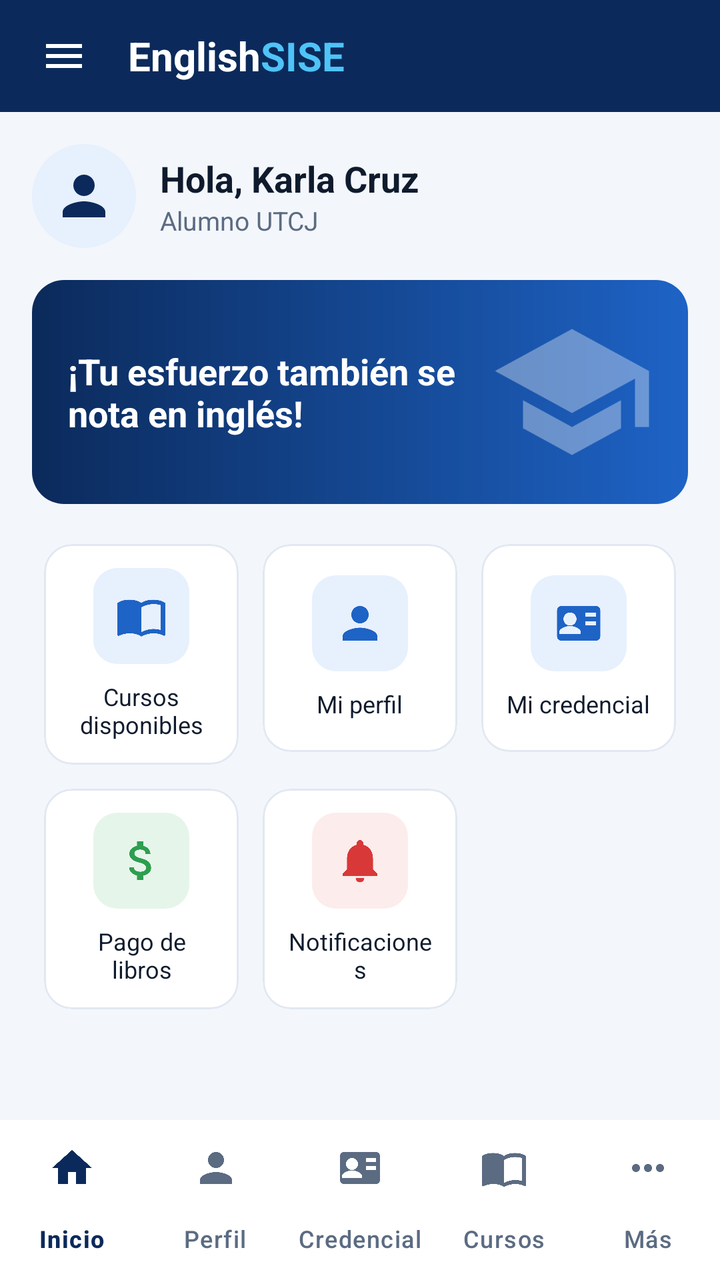
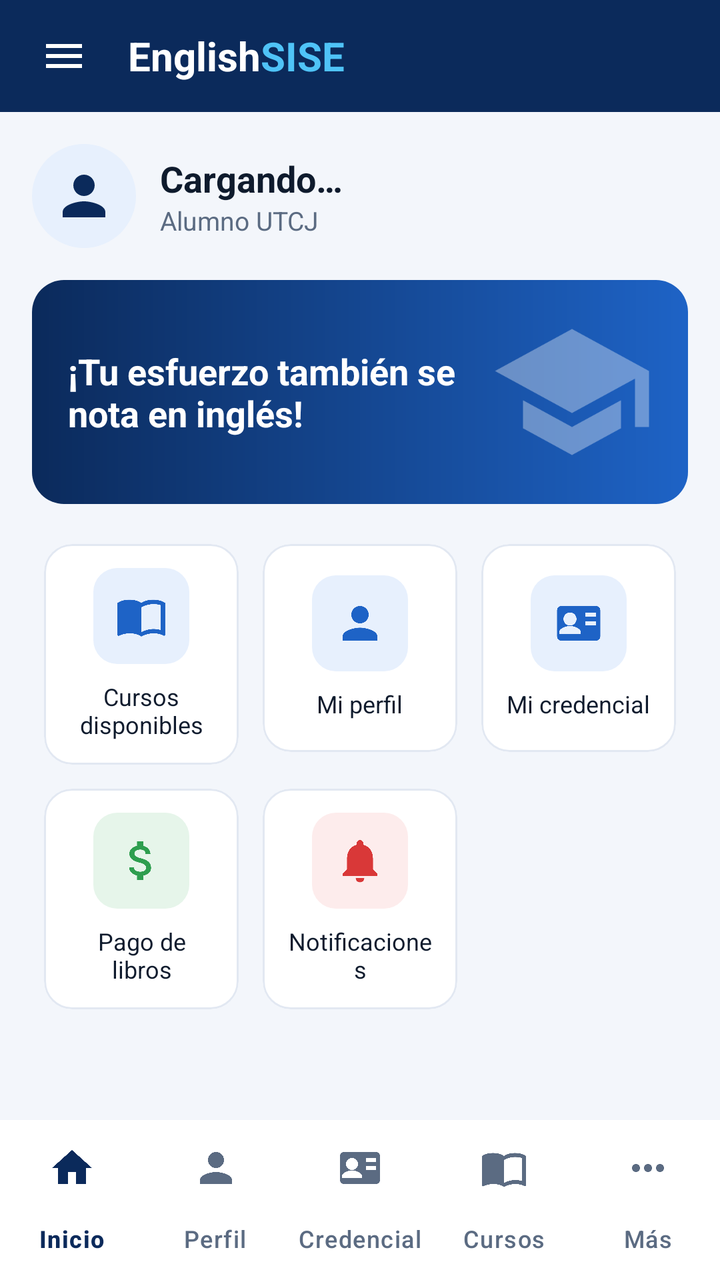

Two renders of the same Android screen: before a commit and after it. Below are the layout's source before the change and the commit's diff.
<!-- AndroidManifest.xml: application theme Theme.EnglishSISE -->
<!-- res/layout/activity_inicio_alumno_utcj.xml -->
<?xml version="1.0" encoding="utf-8"?>
<LinearLayout xmlns:android="http://schemas.android.com/apk/res/android"
    xmlns:app="http://schemas.android.com/apk/res-auto"
    xmlns:tools="http://schemas.android.com/tools"
    android:id="@+id/main"
    android:layout_width="match_parent"
    android:layout_height="match_parent"
    android:background="@color/sise_navy"
    android:orientation="vertical"
    tools:context=".InicioAlumnoUtcjActivity">

    
    <LinearLayout
        android:layout_width="match_parent"
        android:layout_height="56dp"
        android:gravity="center_vertical"
        android:orientation="horizontal"
        android:paddingHorizontal="8dp">

        <ImageButton
            android:id="@+id/btnMenu"
            android:layout_width="48dp"
            android:layout_height="48dp"
            android:background="?attr/selectableItemBackgroundBorderless"
            android:contentDescription="@string/menu"
            android:src="@drawable/ic_menu"
            app:tint="@color/white" />

        <TextView
            android:layout_width="wrap_content"
            android:layout_height="wrap_content"
            android:layout_marginStart="8dp"
            android:text="@string/logo_englishsise"
            android:textColor="@color/white"
            android:textSize="20sp"
            android:textStyle="bold" />
    </LinearLayout>

    <ScrollView
        android:layout_width="match_parent"
        android:layout_height="0dp"
        android:layout_weight="1"
        android:background="@color/sise_background">

        <LinearLayout
            android:layout_width="match_parent"
            android:layout_height="wrap_content"
            android:orientation="vertical"
            android:padding="16dp">

            
            <LinearLayout
                android:layout_width="match_parent"
                android:layout_height="wrap_content"
                android:gravity="center_vertical"
                android:orientation="horizontal">

                <ImageView
                    android:layout_width="52dp"
                    android:layout_height="52dp"
                    android:background="@drawable/bg_icono_circular"
                    android:backgroundTint="@color/tile_blue_bg"
                    android:importantForAccessibility="no"
                    android:padding="10dp"
                    android:src="@drawable/ic_person"
                    app:tint="@color/sise_navy" />

                <LinearLayout
                    android:layout_width="wrap_content"
                    android:layout_height="wrap_content"
                    android:layout_marginStart="12dp"
                    android:orientation="vertical">

                    <TextView
                        android:id="@+id/txtSaludo"
                        android:layout_width="wrap_content"
                        android:layout_height="wrap_content"
                        android:text="@string/saludo_ejemplo"
                        android:textColor="@color/sise_text_primary"
                        android:textSize="18sp"
                        android:textStyle="bold" />

                    <TextView
                        android:layout_width="wrap_content"
                        android:layout_height="wrap_content"
                        android:text="@string/perfil_alumno_utcj"
                        android:textColor="@color/sise_text_secondary"
                        android:textSize="13sp" />
                </LinearLayout>
            </LinearLayout>

            
            <FrameLayout
                android:layout_width="match_parent"
                android:layout_height="112dp"
                android:layout_marginTop="16dp"
                android:background="@drawable/bg_banner">

                <TextView
                    android:layout_width="wrap_content"
                    android:layout_height="wrap_content"
                    android:layout_gravity="center_vertical|start"
                    android:layout_marginStart="18dp"
                    android:layout_marginEnd="110dp"
                    android:text="@string/banner_alumno_utcj"
                    android:textColor="@color/white"
                    android:textSize="18sp"
                    android:textStyle="bold" />

                <ImageView
                    android:layout_width="84dp"
                    android:layout_height="84dp"
                    android:layout_gravity="center_vertical|end"
                    android:layout_marginEnd="16dp"
                    android:alpha="0.35"
                    android:importantForAccessibility="no"
                    android:src="@drawable/ic_school"
                    app:tint="@color/white" />
            </FrameLayout>

            
            <GridLayout
                android:layout_width="match_parent"
                android:layout_height="wrap_content"
                android:layout_marginHorizontal="-6dp"
                android:layout_marginTop="14dp"
                android:columnCount="3">

                <com.google.android.material.card.MaterialCardView
                    android:id="@+id/cardCursos"
                    style="@style/EnglishSISE.Mosaico">

                    <LinearLayout
                        android:layout_width="match_parent"
                        android:layout_height="wrap_content"
                        android:gravity="center"
                        android:minHeight="104dp"
                        android:orientation="vertical"
                        android:padding="12dp">

                        <ImageView
                            style="@style/EnglishSISE.MosaicoIcono"
                            android:background="@drawable/bg_icono_redondeado"
                            android:backgroundTint="@color/tile_blue_bg"
                            android:importantForAccessibility="no"
                            android:src="@drawable/ic_menu_book"
                            app:tint="@color/perfil_alumno_utcj" />

                        <TextView
                            style="@style/EnglishSISE.MosaicoTexto"
                            android:text="@string/modulo_cursos_disponibles" />
                    </LinearLayout>
                </com.google.android.material.card.MaterialCardView>

                <com.google.android.material.card.MaterialCardView
                    android:id="@+id/cardPerfil"
                    style="@style/EnglishSISE.Mosaico">

                    <LinearLayout
                        android:layout_width="match_parent"
                        android:layout_height="wrap_content"
                        android:gravity="center"
                        android:minHeight="104dp"
                        android:orientation="vertical"
                        android:padding="12dp">

                        <ImageView
                            style="@style/EnglishSISE.MosaicoIcono"
                            android:background="@drawable/bg_icono_redondeado"
                            android:backgroundTint="@color/tile_blue_bg"
                            android:importantForAccessibility="no"
                            android:src="@drawable/ic_person"
                            app:tint="@color/perfil_alumno_utcj" />

                        <TextView
                            style="@style/EnglishSISE.MosaicoTexto"
                            android:text="@string/modulo_mi_perfil" />
                    </LinearLayout>
                </com.google.android.material.card.MaterialCardView>

                <com.google.android.material.card.MaterialCardView
                    android:id="@+id/cardCredencial"
                    style="@style/EnglishSISE.Mosaico">

                    <LinearLayout
                        android:layout_width="match_parent"
                        android:layout_height="wrap_content"
                        android:gravity="center"
                        android:minHeight="104dp"
                        android:orientation="vertical"
                        android:padding="12dp">

                        <ImageView
                            style="@style/EnglishSISE.MosaicoIcono"
                            android:background="@drawable/bg_icono_redondeado"
                            android:backgroundTint="@color/tile_blue_bg"
                            android:importantForAccessibility="no"
                            android:src="@drawable/ic_credencial"
                            app:tint="@color/perfil_alumno_utcj" />

                        <TextView
                            style="@style/EnglishSISE.MosaicoTexto"
                            android:text="@string/modulo_mi_credencial" />
                    </LinearLayout>
                </com.google.android.material.card.MaterialCardView>

                <com.google.android.material.card.MaterialCardView
                    android:id="@+id/cardPagoLibros"
                    style="@style/EnglishSISE.Mosaico">

                    <LinearLayout
                        android:layout_width="match_parent"
                        android:layout_height="wrap_content"
                        android:gravity="center"
                        android:minHeight="104dp"
                        android:orientation="vertical"
                        android:padding="12dp">

                        <ImageView
                            style="@style/EnglishSISE.MosaicoIcono"
                            android:background="@drawable/bg_icono_redondeado"
                            android:backgroundTint="@color/tile_green_bg"
                            android:importantForAccessibility="no"
                            android:src="@drawable/ic_pago"
                            app:tint="@color/tile_green" />

                        <TextView
                            style="@style/EnglishSISE.MosaicoTexto"
                            android:text="@string/modulo_pago_libros" />
                    </LinearLayout>
                </com.google.android.material.card.MaterialCardView>

                <com.google.android.material.card.MaterialCardView
                    android:id="@+id/cardNotificaciones"
                    style="@style/EnglishSISE.Mosaico">

                    <LinearLayout
                        android:layout_width="match_parent"
                        android:layout_height="wrap_content"
                        android:gravity="center"
                        android:minHeight="104dp"
                        android:orientation="vertical"
                        android:padding="12dp">

                        <ImageView
                            style="@style/EnglishSISE.MosaicoIcono"
                            android:background="@drawable/bg_icono_redondeado"
                            android:backgroundTint="@color/tile_red_bg"
                            android:importantForAccessibility="no"
                            android:src="@drawable/ic_notifications"
                            app:tint="@color/tile_red" />

                        <TextView
                            style="@style/EnglishSISE.MosaicoTexto"
                            android:text="@string/modulo_notificaciones" />
                    </LinearLayout>
                </com.google.android.material.card.MaterialCardView>
            </GridLayout>
        </LinearLayout>
    </ScrollView>

    <com.google.android.material.bottomnavigation.BottomNavigationView
        android:id="@+id/bottomNav"
        android:layout_width="match_parent"
        android:layout_height="wrap_content"
        android:background="@color/white"
        app:itemActiveIndicatorStyle="@null"
        app:itemIconTint="@color/nav_item_color"
        app:itemTextColor="@color/nav_item_color"
        app:labelVisibilityMode="labeled"
        app:menu="@menu/menu_nav_alumno_utcj" />
</LinearLayout>
<!-- resources referenced by this layout -->
<resources>
  <color name="perfil_alumno_utcj">#1E63C6</color>
  <color name="sise_background">#F3F6FB</color>
  <color name="sise_navy">#0B2A5B</color>
  <color name="sise_text_primary">#0F1B2D</color>
  <color name="sise_text_secondary">#5B6B82</color>
  <color name="tile_blue_bg">#E7F0FD</color>
  <color name="tile_green">#2E9E4F</color>
  <color name="tile_green_bg">#E6F5EA</color>
  <color name="tile_red">#D93838</color>
  <color name="tile_red_bg">#FDECEC</color>
  <color name="white">#FFFFFFFF</color>
  <!-- drawable bg_banner (drawable) -->
  <?xml version="1.0" encoding="utf-8"?>
  <shape xmlns:android="http://schemas.android.com/apk/res/android">
      <gradient
          android:angle="0"
          android:endColor="@color/perfil_alumno_utcj"
          android:startColor="@color/sise_navy" />
      <corners android:radius="16dp" />
  </shape>
  <!-- drawable bg_icono_circular (drawable) -->
  <?xml version="1.0" encoding="utf-8"?>
  <shape xmlns:android="http://schemas.android.com/apk/res/android" android:shape="oval">
      <solid android:color="@color/white" />
  </shape>
  <!-- drawable bg_icono_redondeado (drawable) -->
  <?xml version="1.0" encoding="utf-8"?>
  <shape xmlns:android="http://schemas.android.com/apk/res/android">
      <solid android:color="@color/white" />
      <corners android:radius="12dp" />
  </shape>
  <!-- drawable ic_menu (drawable) -->
  <vector xmlns:android="http://schemas.android.com/apk/res/android"
      android:width="24dp"
      android:height="24dp"
      android:viewportWidth="24"
      android:viewportHeight="24"
      android:tint="?attr/colorControlNormal">
      <path
          android:fillColor="@android:color/white"
          android:pathData="M3,18h18v-2H3v2zM3,13h18v-2H3v2zM3,6v2h18V6H3z" />
  </vector>
  <!-- drawable ic_school (drawable) -->
  <vector xmlns:android="http://schemas.android.com/apk/res/android"
      android:width="24dp"
      android:height="24dp"
      android:viewportWidth="24"
      android:viewportHeight="24"
      android:tint="?attr/colorControlNormal">
      <path
          android:fillColor="@android:color/white"
          android:pathData="M5,13.18v4L12,21l7,-3.82v-4L12,17l-7,-3.82zM12,3L1,9l11,6 9,-4.91V17h2V9L12,3z" />
  </vector>
  <string name="banner_alumno_utcj">¡Tu esfuerzo también se nota en inglés!</string>
  <string name="logo_englishsise">English<font color="#4FC3F7">SISE</font></string>
  <string name="menu">Menú</string>
  <string name="modulo_cursos_disponibles">Cursos disponibles</string>
  <string name="modulo_mi_credencial">Mi credencial</string>
  <string name="modulo_mi_perfil">Mi perfil</string>
  <string name="modulo_notificaciones">Notificaciones</string>
  <string name="modulo_pago_libros">Pago de libros</string>
  <string name="perfil_alumno_utcj">Alumno UTCJ</string>
  <string name="saludo_ejemplo">Hola, Karla Cruz</string>
  <style name="EnglishSISE.MosaicoIcono" parent="">
          <item name="android:layout_width">48dp</item>
          <item name="android:layout_height">48dp</item>
          <item name="android:padding">11dp</item>
      </style>
  <style name="EnglishSISE.MosaicoTexto" parent="">
          <item name="android:layout_width">wrap_content</item>
          <item name="android:layout_height">wrap_content</item>
          <item name="android:layout_marginTop">8dp</item>
          <item name="android:gravity">center</item>
          <item name="android:textSize">12sp</item>
          <item name="android:textColor">@color/sise_text_primary</item>
      </style>
  <style name="Theme.EnglishSISE" parent="Base.Theme.EnglishSISE" />
  <color name="sise_card_stroke">#E2E8F2</color>
  <style name="Base.Theme.EnglishSISE" parent="Theme.Material3.Light.NoActionBar">
          <item name="colorPrimary">@color/sise_navy</item>
          <item name="colorOnPrimary">@color/white</item>
          <item name="colorSecondary">@color/sise_accent</item>
          <item name="android:windowBackground">@color/sise_background</item>
      </style>
  <color name="sise_accent">#4FC3F7</color>
  <!-- unchanged entries left out for length: 6 -->
</resources>

<!-- the commit's change to res/layout/activity_inicio_alumno_utcj.xml (unified diff, before → after) -->
@@ -75,12 +75,13 @@
                         android:id="@+id/txtSaludo"
                         android:layout_width="wrap_content"
                         android:layout_height="wrap_content"
-                        android:text="@string/saludo_ejemplo"
+                        android:text="@string/cargando"
                         android:textColor="@color/sise_text_primary"
                         android:textSize="18sp"
                         android:textStyle="bold" />
 
                     <TextView
+                        android:id="@+id/txtSubtitulo"
                         android:layout_width="wrap_content"
                         android:layout_height="wrap_content"
                         android:text="@string/perfil_alumno_utcj"
<!-- resource entries referenced after the edit -->
@@ -54,6 +54,7 @@
           android:pathData="M5,13.18v4L12,21l7,-3.82v-4L12,17l-7,-3.82zM12,3L1,9l11,6 9,-4.91V17h2V9L12,3z" />
   </vector>
   <string name="banner_alumno_utcj">¡Tu esfuerzo también se nota en inglés!</string>
+  <string name="cargando">Cargando…</string>
   <string name="logo_englishsise">English<font color="#4FC3F7">SISE</font></string>
   <string name="menu">Menú</string>
   <string name="modulo_cursos_disponibles">Cursos disponibles</string>
@@ -62,7 +63,6 @@
   <string name="modulo_notificaciones">Notificaciones</string>
   <string name="modulo_pago_libros">Pago de libros</string>
   <string name="perfil_alumno_utcj">Alumno UTCJ</string>
-  <string name="saludo_ejemplo">Hola, Karla Cruz</string>
   <style name="EnglishSISE.MosaicoIcono" parent="">
           <item name="android:layout_width">48dp</item>
           <item name="android:layout_height">48dp</item>
